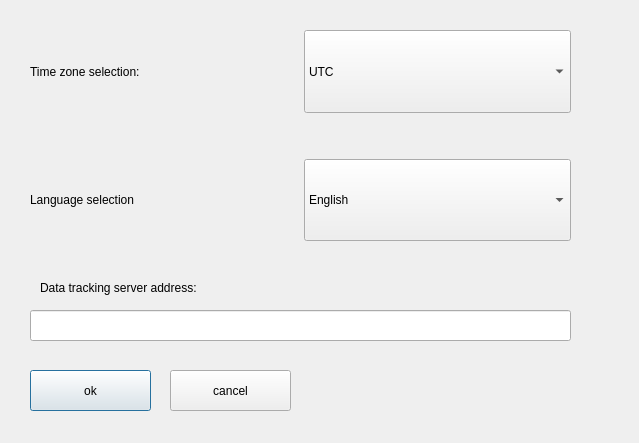
Before: the Qt Designer form modbus-app/ui/Settings.ui in matus-u/sz-modbus, drawn with Qt 5.
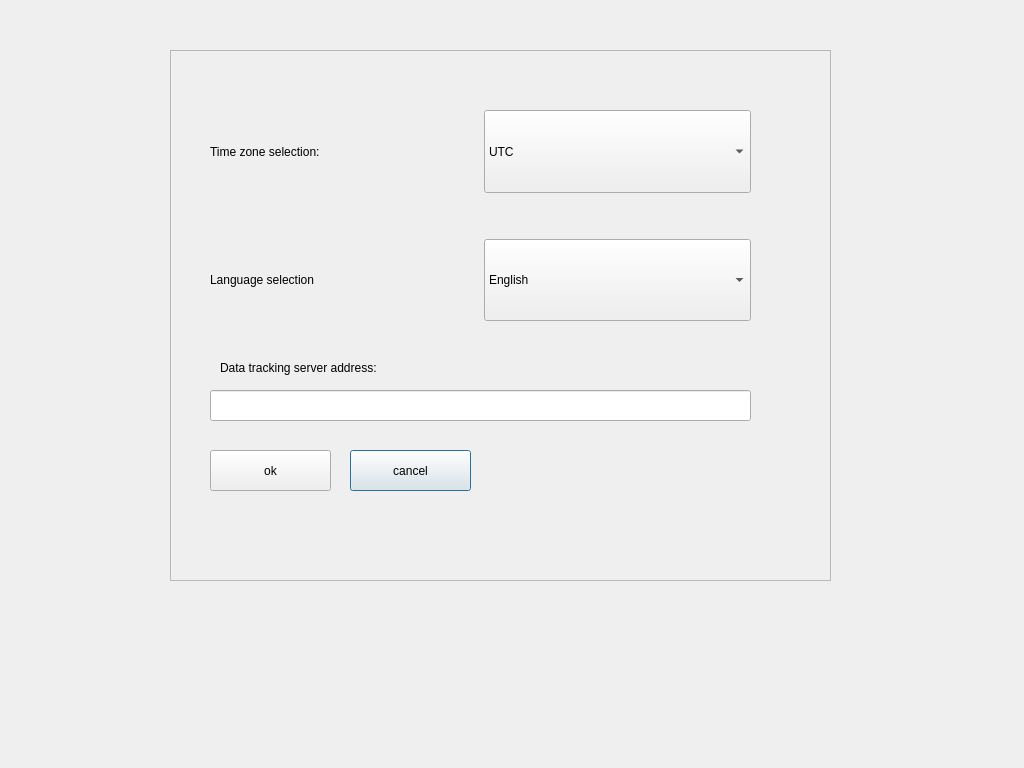
After: the same form once the commit is applied.

Commit message: implement transparent ui for settings dialogs

What changed in the file:
```diff
--- a/modbus-app/ui/Settings.ui
+++ b/modbus-app/ui/Settings.ui
@@ -6,18 +6,85 @@
    <rect>
     <x>0</x>
     <y>0</y>
-    <width>639</width>
-    <height>443</height>
+    <width>1024</width>
+    <height>768</height>
    </rect>
   </property>
   <property name="windowTitle">
    <string>Dialog</string>
   </property>
+  <widget class="QFrame" name="frame">
+   <property name="geometry">
+    <rect>
+     <x>170</x>
+     <y>50</y>
+     <width>661</width>
+     <height>531</height>
+    </rect>
+   </property>
+   <property name="autoFillBackground">
+    <bool>true</bool>
+   </property>
+   <property name="frameShape">
+    <enum>QFrame::StyledPanel</enum>
+   </property>
+   <property name="frameShadow">
+    <enum>QFrame::Raised</enum>
+   </property>
+   <widget class="QLabel" name="label_2">
+    <property name="geometry">
+     <rect>
+      <x>50</x>
+      <y>310</y>
+      <width>211</width>
+      <height>16</height>
+     </rect>
+    </property>
+    <property name="text">
+     <string>Data tracking server address:</string>
+    </property>
+   </widget>
+   <widget class="QLineEdit" name="dataServerAddress">
+    <property name="geometry">
+     <rect>
+      <x>40</x>
+      <y>340</y>
+      <width>541</width>
+      <height>31</height>
+     </rect>
+    </property>
+   </widget>
+   <widget class="QPushButton" name="cancelButton">
+    <property name="geometry">
+     <rect>
+      <x>180</x>
+      <y>400</y>
+      <width>121</width>
+      <height>41</height>
+     </rect>
+    </property>
+    <property name="text">
+     <string>cancel</string>
+    </property>
+   </widget>
+   <widget class="QPushButton" name="okButton">
+    <property name="geometry">
+     <rect>
+      <x>40</x>
+      <y>400</y>
+      <width>121</width>
+      <height>41</height>
+     </rect>
+    </property>
+    <property name="text">
+     <string>ok</string>
+    </property>
+   </widget>
   <widget class="QWidget" name="gridLayoutWidget">
    <property name="geometry">
     <rect>
-     <x>30</x>
-     <y>30</y>
+      <x>40</x>
+      <y>60</y>
      <width>541</width>
      <height>211</height>
     </rect>
@@ -107,54 +174,6 @@
     </item>
    </layout>
   </widget>
-  <widget class="QPushButton" name="okButton">
-   <property name="geometry">
-    <rect>
-     <x>30</x>
-     <y>370</y>
-     <width>121</width>
-     <height>41</height>
-    </rect>
-   </property>
-   <property name="text">
-    <string>ok</string>
-   </property>
-  </widget>
-  <widget class="QPushButton" name="cancelButton">
-   <property name="geometry">
-    <rect>
-     <x>170</x>
-     <y>370</y>
-     <width>121</width>
-     <height>41</height>
-    </rect>
-   </property>
-   <property name="text">
-    <string>cancel</string>
-   </property>
-  </widget>
-  <widget class="QLabel" name="label_2">
-   <property name="geometry">
-    <rect>
-     <x>40</x>
-     <y>280</y>
-     <width>211</width>
-     <height>16</height>
-    </rect>
-   </property>
-   <property name="text">
-    <string>Data tracking server address:</string>
-   </property>
-  </widget>
-  <widget class="QLineEdit" name="dataServerAddress">
-   <property name="geometry">
-    <rect>
-     <x>30</x>
-     <y>310</y>
-     <width>541</width>
-     <height>31</height>
-    </rect>
-   </property>
   </widget>
  </widget>
  <resources/>
```
Lines whose indentation alone changed are shown as unchanged. The commit also changes 5 other files.
